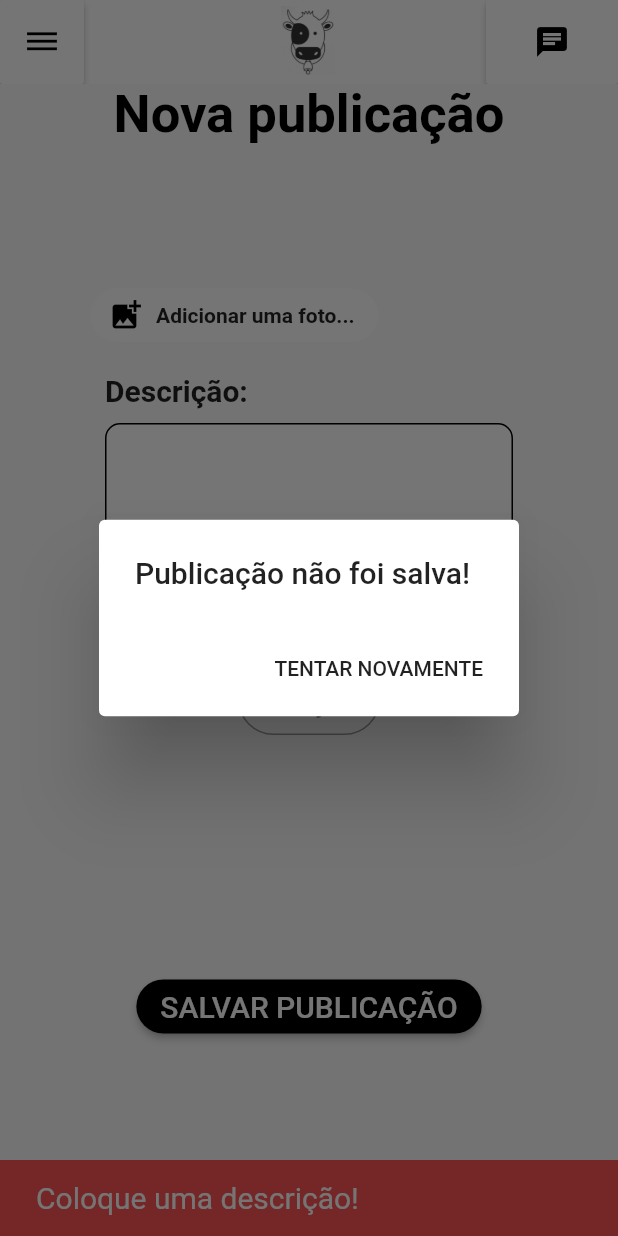
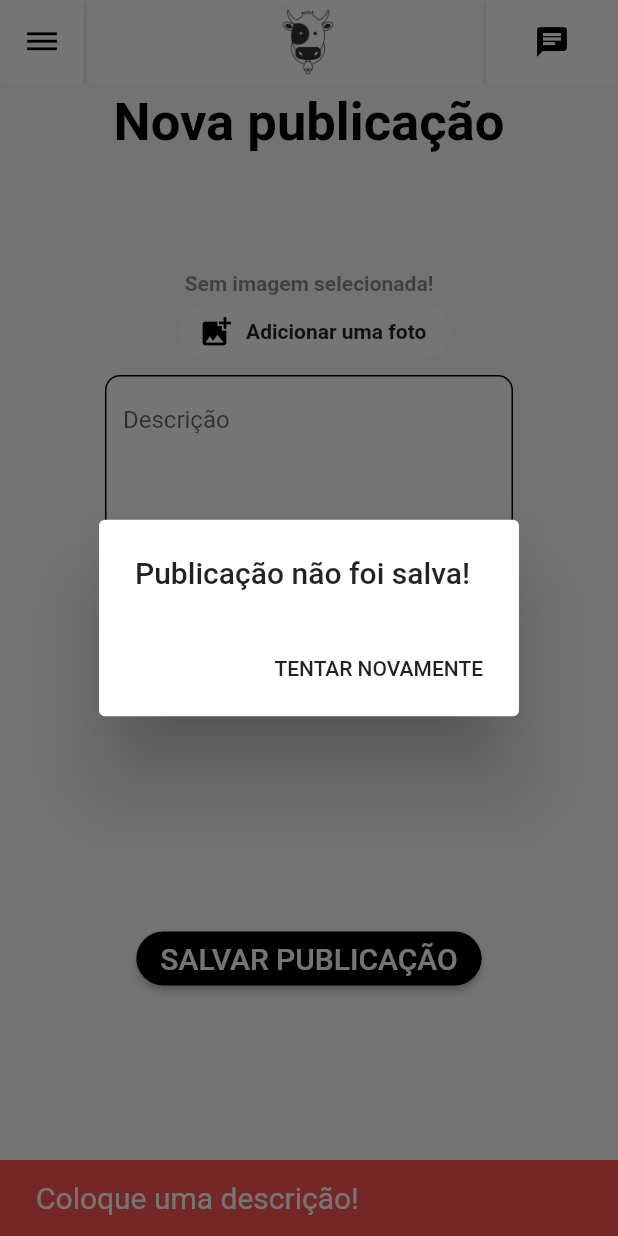
Before and after one commit to renan-almeidaa/projeto_muh_compmov, a Flutter app: the Pub screen opened directly, after a tap on "SALVAR PUBLICAÇÃO", on a phone screen of 412 x 824 dp. Run offline on Flutter 3.47's test engine with Material 2 defaults, Android fonts, the phone set to English and light mode, and no system bars; our stand-ins replace cloud_firestore, firebase_auth, firebase_storage, getwidget, image_picker, mask_text_input_formatter; missing offline and left inert: masked_text; accounts and stored records are empty.

Commit message:
Atualizações na página de Publicação e conexão com o banco

```diff
--- a/lib/models/user_model.dart
+++ b/lib/models/user_model.dart
@@ -4,7 +4,7 @@ import 'package:cloud_firestore/cloud_firestore.dart';
 import 'package:firebase_auth/firebase_auth.dart';
 import 'package:firebase_storage/firebase_storage.dart';
 import 'package:flutter/material.dart';
-import 'package:projeto_muh_compmov/firebase/Fazenda.dart';
+
 import 'package:scoped_model/scoped_model.dart';
 
 class UserModel extends Model{
@@ -114,6 +114,18 @@ class UserModel extends Model{
     String url = await _updateImage(image);
     farmData.update('image', (value) => value = url);
     await Firestore.instance.collection('users').document(firebaseUser.uid).collection("farms").document().setData(farmData);
+  }
+
+  Future<Null> newPublication(Map<String,dynamic> pub, File image) async {
+    String imagem = await _updateImage(image);
+    pub.update('image', (value) => value = imagem);
+    await Firestore.instance.collection('users').document(firebaseUser.uid).collection('publicacao').document().setData(pub);
+  }
+
+  Future<Null> generalPublication(Map<String,dynamic> pub, File image) async {
+    String imagem = await _updateImage(image);
+    pub.update('image', (value) => value = imagem);
+    await Firestore.instance.collection('publications').document().setData(pub);
   }
 
   Future<String> pegaItensdeumaFazenda() async{ // retorna os itens da fazenda da tela do gu
--- a/lib/screens/Pub.dart
+++ b/lib/screens/Pub.dart
@@ -1,8 +1,10 @@
 import 'dart:io';
 import 'package:flutter/material.dart';
 import 'package:image_picker/image_picker.dart';
+import 'package:projeto_muh_compmov/drawer/Drawer.dart';
 import 'package:projeto_muh_compmov/models/user_model.dart';
-import 'package:projeto_muh_compmov/screens/item_registration_screen.dart';
+import 'package:projeto_muh_compmov/screens/Perfil.dart';
+
 import 'package:scoped_model/scoped_model.dart';
 
 class Pub  extends StatefulWidget {
@@ -15,6 +17,26 @@ class Pub  extends StatefulWidget {
 class _Pub extends State<Pub> {
   final TextEditingController _descriptionController = TextEditingController();
   final TextEditingController _preco = TextEditingController();
+
+
+  imagemAdicionada(BuildContext context) {
+    return showDialog(context: context, builder: (context) {
+      return AlertDialog(
+        title: Text("Imagem adicionada!"),
+        actions: <Widget> [
+          MaterialButton(
+            elevation: 5.0,
+            child: Text('OK'),
+            onPressed: () {
+              yesorno = "Imagem já selecionada!";
+              Navigator.pop(context);
+            },
+          )
+        ],
+      );
+    });
+  } // popup
+
   popup(BuildContext context) {
     return showDialog(context: context, builder: (context) {
       return AlertDialog(
@@ -24,13 +46,16 @@ class _Pub extends State<Pub> {
             elevation: 5.0,
             child: Text('OK'),
             onPressed: () {
-
+              Navigator.pop(context);
+              Navigator.of(context).pop(
+                  MaterialPageRoute(builder: (context) => Perfil())
+              );
             },
           )
         ],
       );
     });
-  }
+  } // popup
 
   popupDeuErrado(BuildContext context) {
     return showDialog(context: context, builder: (context) {
@@ -41,7 +66,8 @@ class _Pub extends State<Pub> {
             elevation: 5.0,
             child: Text('TENTAR NOVAMENTE'),
             onPressed: () {
-              Navigator.of(context).push(
+              Navigator.pop(context);
+              Navigator.of(context).pop(
                   MaterialPageRoute(builder: (context) => Pub())
               );
             },
@@ -56,6 +82,7 @@ class _Pub extends State<Pub> {
   String _mensagemErro = "";
 
   File _image;
+  String yesorno = "Sem imagem selecionada!";
 
   pickImageFromGallery(ImageSource source) async {
     final ImagePicker picker = ImagePicker();
@@ -147,7 +174,7 @@ class _Pub extends State<Pub> {
                   child: Column(
                     children: <Widget>[
                       Padding(
-                        padding: EdgeInsets.only(top: 0, bottom: 0),
+                        padding: EdgeInsets.only(top: 5, bottom: 0),
                         child: Text("Nova publicação",
                           style: TextStyle(
                               fontSize: 35,
@@ -178,12 +205,26 @@ class _Pub extends State<Pub> {
                               ],
                             ),
                             Padding(
-                              padding: EdgeInsets.all(10),
+                              padding: EdgeInsets.all(0),
+                              child: Align(
+                                alignment: Alignment.center,
+                                child: Text(yesorno,
+                                  style: TextStyle(
+                                      fontSize: 14,
+                                      fontWeight: FontWeight.bold,
+                                      color: Colors.black45,
+                                      decoration: TextDecoration.none),
+                                ),
+                              ),
+
+                            ),
+                            Padding(
+                              padding: EdgeInsets.only(bottom:0,left:70),
                               child: Align(
                                 alignment: Alignment.center,
                                 child: Row(
                                   mainAxisAlignment:
-                                  MainAxisAlignment.spaceBetween,
+                                  MainAxisAlignment.start,
                                   children: [
 
 
@@ -191,14 +232,16 @@ class _Pub extends State<Pub> {
                                       onPressed: () {
                                         pickImageFromGallery(
                                             ImageSource.gallery);
+                                        imagemAdicionada(context);
                                       },
+
                                       icon: Icon(
                                         Icons.add_photo_alternate,
                                         color: Colors.black,
 
                                       ),
                                       label: Text(
-                                        "Adicionar uma foto...",
+                                        "Adicionar uma foto",
                                         style: TextStyle(
                                           fontWeight: FontWeight.w600,
                                         ),
@@ -208,25 +251,15 @@ class _Pub extends State<Pub> {
                                       color: Colors.white70,
                                       shape: RoundedRectangleBorder(
                                         borderRadius: BorderRadius.all(
-                                            Radius.elliptical(300,300)),
+                                            Radius.elliptical(600,600)),
                                       ),
                                     ),
                                   ],
                                 ),
                               ),
                             ),
-                            Padding(
-                              padding: EdgeInsets.fromLTRB(20, 5, 20, 5),
-                              child: Align(
-                                alignment: Alignment.topLeft,
-                                child: Text("Descrição:",
-                                  style: TextStyle(
-                                    fontSize: 20,
-                                    fontWeight: FontWeight.w700,
-                                  ),
-                                ),
-                              ),
-                            ),
+
+
                             Padding(
                               padding: EdgeInsets.fromLTRB(20, 5, 20, 5),
                               child: Align(
@@ -239,6 +272,7 @@ class _Pub extends State<Pub> {
                                       minLines: 6,
                                       maxLines: 6,
                                       decoration: InputDecoration(
+                                        hintText: "Descrição",
                                         filled: true,
                                         fillColor: Colors.white,
                                         // fillColor: Color(0xFFF4F5F6),
@@ -247,6 +281,7 @@ class _Pub extends State<Pub> {
                                           borderSide: BorderSide(),
                                         ),
                                       ),
+
                                     ),
                                   )
                               ),
@@ -291,8 +326,8 @@ class _Pub extends State<Pub> {
                               color: Colors.black,
                               onPressed: () {
                                 _validarCampos();
-                                popupDeuErrado(context);
-                                if (_mensagemErro != "")
+
+                                if (_mensagemErro != "") {
                                   _scaffoldKey.currentState.showSnackBar(
                                     SnackBar(
                                       content: Text(
@@ -304,18 +339,19 @@ class _Pub extends State<Pub> {
                                       duration: Duration(seconds: 2),
                                     ),
                                   );
-                                else {
+                                  popupDeuErrado(context);
+                                }else {
 
-                                 /* Map<String,dynamic> produtos = {
-                                    'name': _nomedogrupo.text,
-                                    'qtd_produtos': _qtdProdutos.text,
-                                    'ramo_escolhido': _productionSel,
-                                    'image': ""
+                                   Map<String,dynamic> publication = {
+                                    'image': "",
+                                   'descrição': _descriptionController.text,
+                                   'preço': _preco.text,
+
                                   };
-*/                                  popup(context);
+                                  popup(context);
 
-                                 // model.pegaNomedeumaFazenda();
-                                 // model.criaProduto(produtos, _image, this._idFazenda);
+                                  model.newPublication(publication, _image);
+                                  model.generalPublication(publication, _image);
 
                                 }
                               },
@@ -333,7 +369,8 @@ class _Pub extends State<Pub> {
               );
             }
           },
-        )
+        ),
+        drawer: CustomDrawer(),
     );
   }
 
```
Also changed, not shown: pubspec.lock.
